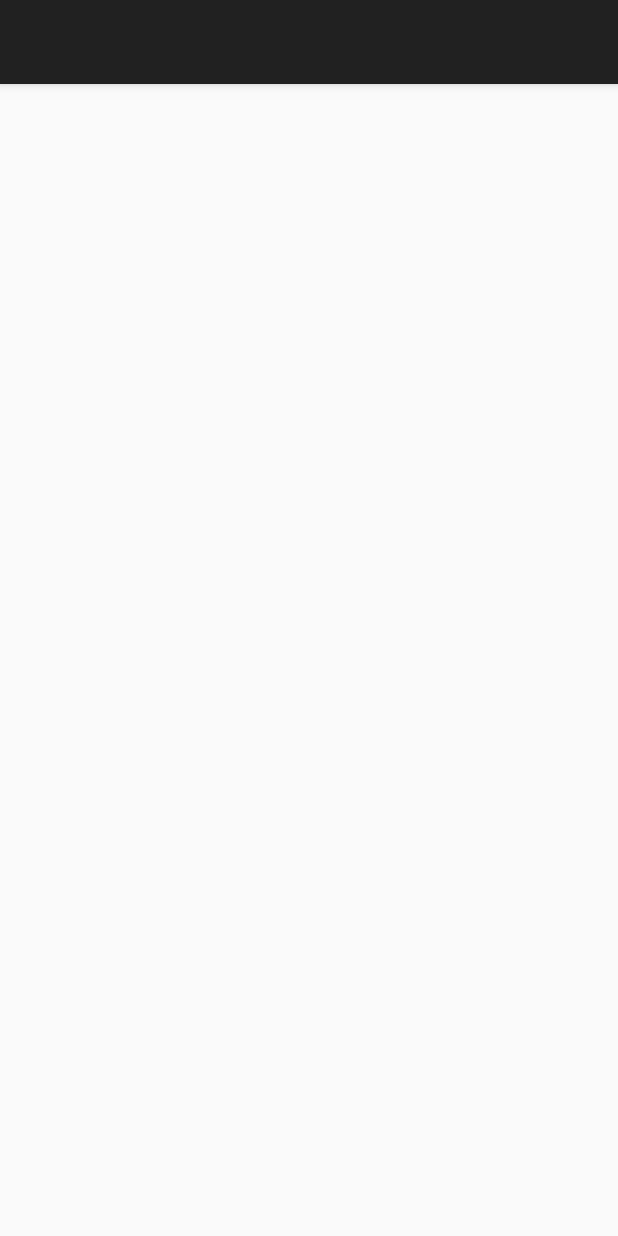
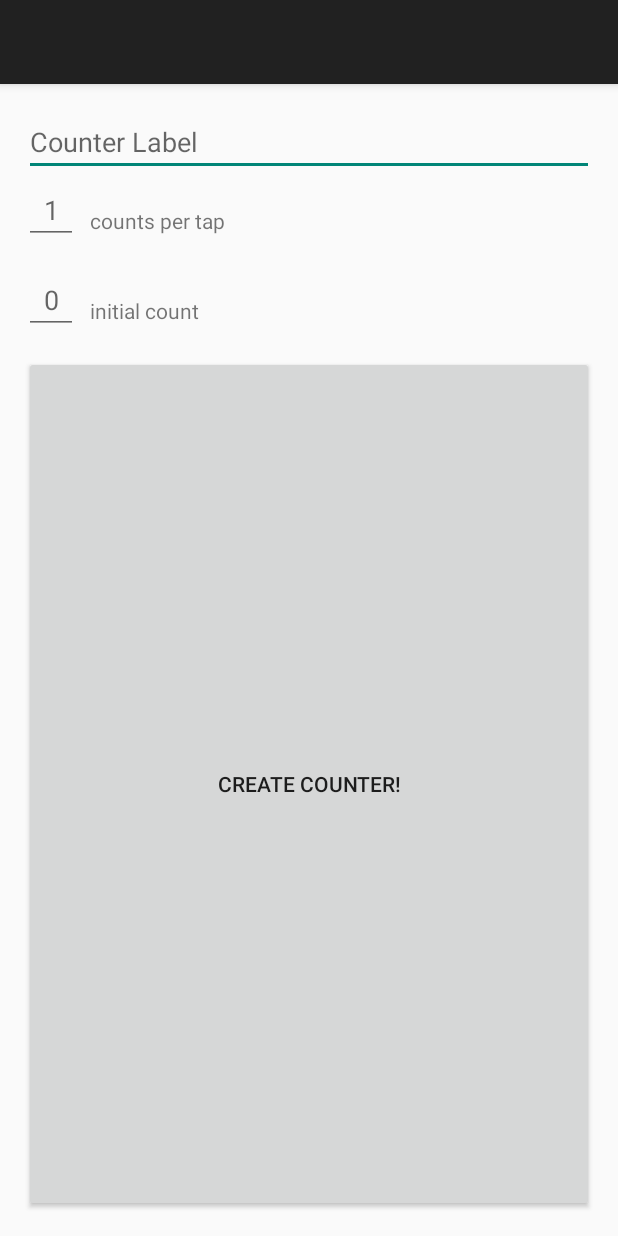
Before and after one commit to alidaka/counter, an Android app: the WidgetConfigureActivity screen opened directly, with no data from a screen before it, on a phone screen of 412 x 824 dp. Run offline under Robolectric (Android 15) with nearby library versions, the phone set to English and light mode, and no system bars.

Commit message:
activity_widget_configure initial checkin

```diff
--- a/app/src/main/java/us/lidaka/counter/WidgetConfigureActivity.java
+++ b/app/src/main/java/us/lidaka/counter/WidgetConfigureActivity.java
@@ -1,27 +1,90 @@
 package us.lidaka.counter;
 
+import android.appwidget.AppWidgetManager;
+import android.content.Intent;
 import android.os.Bundle;
 import android.support.v7.app.AppCompatActivity;
+import android.text.Editable;
+import android.util.Log;
+import android.view.View;
 import android.widget.Button;
+import android.widget.EditText;
+import android.widget.NumberPicker;
+import android.widget.RemoteViews;
 import android.widget.TextView;
 
 /**
  * Created by augustus on 1/25/16.
  */
 public class WidgetConfigureActivity extends AppCompatActivity {
+
+    // TODO: remove after dev complete, needed to deploy straight to activity for UI testing
+    private static final boolean TEST = true;
+
     @Override
     protected void onCreate(Bundle savedInstanceState) {
         super.onCreate(savedInstanceState);
 
-        TextView tv = (TextView)findViewById(R.id.widget_label);
-        tv.setText("Hello, widget!");
-        // TODO: attach onClick
+        setResult(RESULT_CANCELED);
 
-        Button counter = (Button)findViewById(R.id.count_value);
-        counter.setText("0");
-        // TODO: attach onClick
+        Intent intent = getIntent();
+        int id = intent.getIntExtra(AppWidgetManager.EXTRA_APPWIDGET_ID, AppWidgetManager.INVALID_APPWIDGET_ID);
+        if (!TEST) {
+            if (id == AppWidgetManager.INVALID_APPWIDGET_ID) {
+                finish();
+                return;
+            }
+        }
 
-        Button decrementer = (Button)findViewById(R.id.decrement_button);
-        // TODO: attach onClick
+        setContentView(R.layout.activity_widget_configure);
+
+        Button button = (Button)findViewById(R.id.submit);
+        button.setOnClickListener(new View.OnClickListener() {
+            @Override
+            public void onClick(View v) {
+                createCounter(v);
+            }
+        });
+    }
+
+    public void createCounter(View view) {
+        Intent intent = getIntent();
+        int id = intent.getIntExtra(AppWidgetManager.EXTRA_APPWIDGET_ID, AppWidgetManager.INVALID_APPWIDGET_ID);
+        if (!TEST) {
+            if (id == AppWidgetManager.INVALID_APPWIDGET_ID) {
+                return;
+            }
+        }
+
+        EditText labelField = (EditText)findViewById(R.id.label_field);
+        String label = labelField.getText().toString();
+
+        int step = getIntOrDefault(R.id.step_field, 1);
+        int count = getIntOrDefault(R.id.count_field, 0);
+
+        RemoteViews remoteViews = WidgetProvider.createRemoteViews(this, id, label, count, step);
+        AppWidgetManager manager = AppWidgetManager.getInstance(this);
+        manager.updateAppWidget(id, remoteViews);
+
+        Intent result = new Intent();
+        result.putExtra(AppWidgetManager.EXTRA_APPWIDGET_ID, id);
+        setResult(RESULT_OK, result);
+        finish();
+    }
+
+    private int getIntOrDefault(int id, int def) {
+        EditText et = (EditText)findViewById(id);
+        int value = def;
+        if (et != null) {
+            Editable e = et.getText();
+            if (e != null) {
+                String s = e.toString();
+                if (!s.isEmpty()) {
+                    value = Integer.parseInt(s);
+                }
+            }
+        }
+
+        return value;
     }
 }
--- a/app/src/main/res/layout/activity_widget.xml
+++ b/app/src/main/res/layout/activity_widget.xml
@@ -15,6 +15,7 @@
         android:layout_below="@id/widget_label"
         android:layout_width="match_parent"
         android:layout_height="match_parent"
+        android:textSize="30sp"
         android:gravity="center"
         android:background="#50f0" />
 
--- /dev/null
+++ b/app/src/main/res/layout/activity_widget_configure.xml
@@ -0,0 +1,57 @@
+<LinearLayout xmlns:android="http://schemas.android.com/apk/res/android"
+    android:layout_width="match_parent"
+    android:layout_height="match_parent"
+    android:paddingLeft="@dimen/activity_horizontal_margin"
+    android:paddingRight="@dimen/activity_horizontal_margin"
+    android:paddingTop="@dimen/activity_vertical_margin"
+    android:paddingBottom="@dimen/activity_vertical_margin"
+    android:orientation="vertical">
+
+    <EditText android:id="@+id/label_field"
+        android:layout_width="fill_parent"
+        android:layout_height="wrap_content"
+        android:singleLine="true"
+        android:hint="Counter Label" />
+
+    <LinearLayout android:id="@+id/step_layout"
+        android:layout_width="fill_parent"
+        android:layout_height="60dp"
+        android:orientation="horizontal">
+        <EditText android:id="@+id/step_field"
+            android:layout_width="36sp"
+            android:layout_height="wrap_content"
+            android:gravity="center"
+            android:hint="1"
+            android:inputType="numberSigned" />
+        <TextView android:id="@+id/step_label"
+            android:layout_width="fill_parent"
+            android:layout_height="wrap_content"
+            android:paddingStart="8dp"
+            android:text="counts per tap"
+            android:layout_gravity="left|center" />
+    </LinearLayout>
+
+    <LinearLayout android:id="@+id/count_layout"
+        android:layout_width="fill_parent"
+        android:layout_height="60dp"
+        android:orientation="horizontal">
+        <EditText android:id="@+id/count_field"
+            android:layout_width="36sp"
+            android:layout_height="wrap_content"
+            android:gravity="center"
+            android:hint="0"
+            android:inputType="numberSigned" />
+        <TextView android:id="@+id/count_label"
+            android:layout_width="fill_parent"
+            android:layout_height="wrap_content"
+            android:paddingStart="8dp"
+            android:text="initial count"
+            android:layout_gravity="left|center" />
+    </LinearLayout>
+
+    <Button android:id="@+id/submit"
+        android:text="Create Counter!"
+        android:layout_width="fill_parent"
+        android:layout_height="fill_parent" />
+
+</LinearLayout>
--- a/app/src/main/res/xml/counter_widget_info.xml
+++ b/app/src/main/res/xml/counter_widget_info.xml
@@ -6,6 +6,6 @@
     android:previewImage="@drawable/preview"
     android:initialLayout="@layout/activity_widget"
     android:resizeMode="horizontal|vertical"
+    android:configure="us.lidaka.counter.WidgetConfigureActivity"
     android:widgetCategory="home_screen">
 </appwidget-provider>
-    <!--android:configure="us.lidaka.counter.WidgetConfigureActivity"-->
```
Also changed, not shown: app/src/main/AndroidManifest.xml (+0 -7 lines), app/src/main/java/us/lidaka/counter/WidgetProvider.java (+9 -7 lines).
